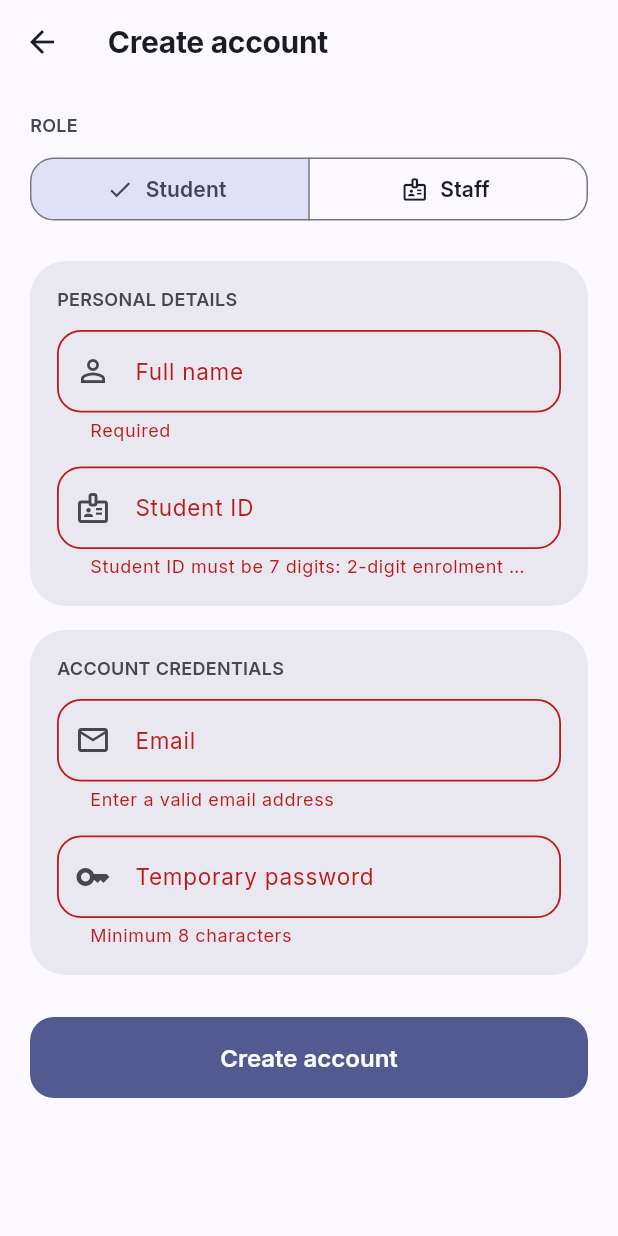
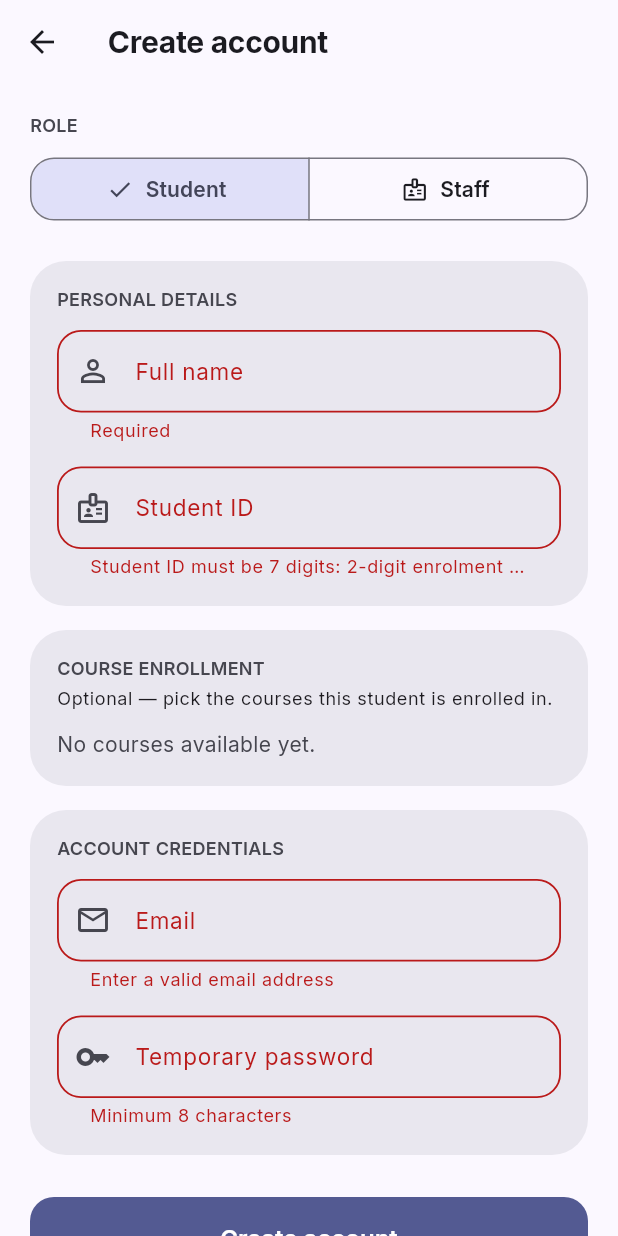
Before and after one commit to Masonghao23/TARUMTAppEnhancement, a Flutter app: the CreateUserScreen screen opened directly, after a tap on "Create account", on a phone screen of 412 x 824 dp. Run offline on Flutter 3.47's test engine with Material 3 defaults, Android fonts, the phone set to English and light mode, and no system bars; our stand-ins replace device_info_plus, firebase_core, flutter_riverpod, geolocator, google_fonts, qr_flutter and 2 more; missing offline and left inert: mobile_scanner; accounts and stored records are empty.

Commit message:
modified create student acc w enrolled course

```diff
--- a/lib/features/user_management/presentation/create_user_screen.dart
+++ b/lib/features/user_management/presentation/create_user_screen.dart
@@ -3,6 +3,7 @@ import 'package:flutter/services.dart';
 import 'package:flutter_riverpod/flutter_riverpod.dart';
 
 import '../../../core/theme/app_theme.dart';
+import '../../attendance/providers.dart' show coursesProvider;
 import '../data/admin_repository.dart';
 import '../providers.dart';
 
@@ -21,6 +22,7 @@ class _CreateUserScreenState extends ConsumerState<CreateUserScreen> {
   final _passwordController = TextEditingController();
   String _role = 'student';
   bool _isSubmitting = false;
+  final Set<String> _selectedCourseIds = {};
 
   @override
   void dispose() {
@@ -44,6 +46,7 @@ class _CreateUserScreenState extends ConsumerState<CreateUserScreen> {
             name: _nameController.text.trim(),
             campusId: _campusIdController.text.trim(),
             role: _role,
+            courseIds: _role == 'student' ? _selectedCourseIds.toList() : const [],
           );
 
       ref.invalidate(userSearchProvider);
@@ -56,7 +59,8 @@ class _CreateUserScreenState extends ConsumerState<CreateUserScreen> {
       Navigator.of(context).pop(true);
     } on AdminCreateUserException catch (e) {
       _showError(e.message);
-    } catch (_) {
+    } catch (e, stackTrace) {
+      debugPrint('CreateUserScreen._submit failed: $e\n$stackTrace');
       _showError('Something went wrong. Please try again.');
     } finally {
       if (mounted) setState(() => _isSubmitting = false);
@@ -87,6 +91,7 @@ class _CreateUserScreenState extends ConsumerState<CreateUserScreen> {
   @override
   Widget build(BuildContext context) {
     final scheme = Theme.of(context).colorScheme;
+    final coursesAsync = ref.watch(coursesProvider);
 
     return Scaffold(
       appBar: AppBar(title: const Text('Create account')),
@@ -115,7 +120,10 @@ class _CreateUserScreenState extends ConsumerState<CreateUserScreen> {
                   ],
                   selected: {_role},
                   onSelectionChanged: (value) {
-                    setState(() => _role = value.first);
+                    setState(() {
+                      _role = value.first;
+                      if (_role != 'student') _selectedCourseIds.clear();
+                    });
                     _formKey.currentState?.validate();
                   },
                   style: SegmentedButton.styleFrom(
@@ -168,6 +176,62 @@ class _CreateUserScreenState extends ConsumerState<CreateUserScreen> {
                     ],
                   ),
                 ),
+                if (_role == 'student') ...[
+                  const SizedBox(height: 16),
+                  Container(
+                    padding: const EdgeInsets.all(18),
+                    decoration: BoxDecoration(
+                      color: scheme.surfaceContainerHigh,
+                      borderRadius: BorderRadius.circular(AppTheme.radiusLg),
+                    ),
+                    child: Column(
+                      crossAxisAlignment: CrossAxisAlignment.stretch,
+                      children: [
+                        _SectionLabel('Course enrollment'),
+                        const SizedBox(height: 4),
+                        Text(
+                          'Optional — pick the courses this student is enrolled in.',
+                          style: Theme.of(context).textTheme.bodySmall,
+                        ),
+                        const SizedBox(height: 12),
+                        coursesAsync.when(
+                          data: (courses) {
+                            if (courses.isEmpty) {
+                              return const Text('No courses available yet.');
+                            }
+                            return Wrap(
+                              spacing: 8,
+                              runSpacing: 8,
+                              children: courses.map((course) {
+                                final selected = _selectedCourseIds.contains(
+                                  course.id,
+                                );
+                                return FilterChip(
+                                  label: Text(course.label),
+                                  selected: selected,
+                                  onSelected: (value) {
+                                    setState(() {
+                                      if (value) {
+                                        _selectedCourseIds.add(course.id);
+                                      } else {
+                                        _selectedCourseIds.remove(course.id);
+                                      }
+                                    });
+                                  },
+                                );
+                              }).toList(),
+                            );
+                          },
+                          loading: () => const LinearProgressIndicator(),
+                          error: (_, _) => Text(
+                            'Could not load courses',
+                            style: TextStyle(color: scheme.error),
+                          ),
+                        ),
+                      ],
+                    ),
+                  ),
+                ],
                 const SizedBox(height: 16),
                 Container(
                   padding: const EdgeInsets.all(18),
```
Also changed, not shown: lib/features/user_management/data/admin_repository.dart (+8 -0 lines).
